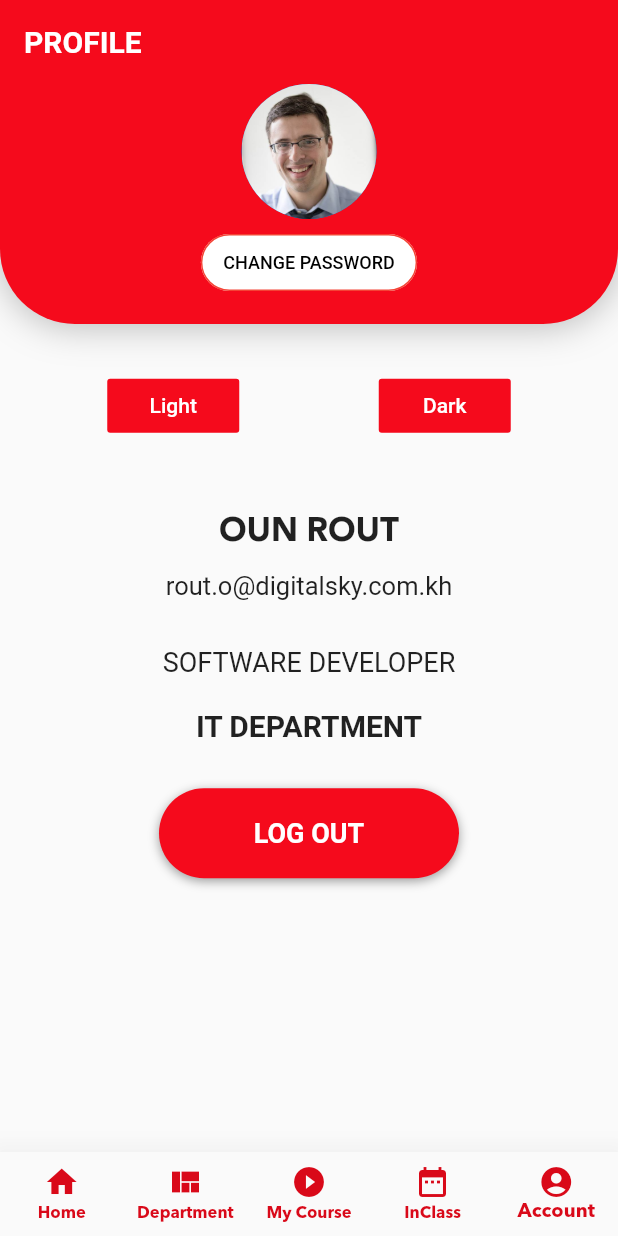
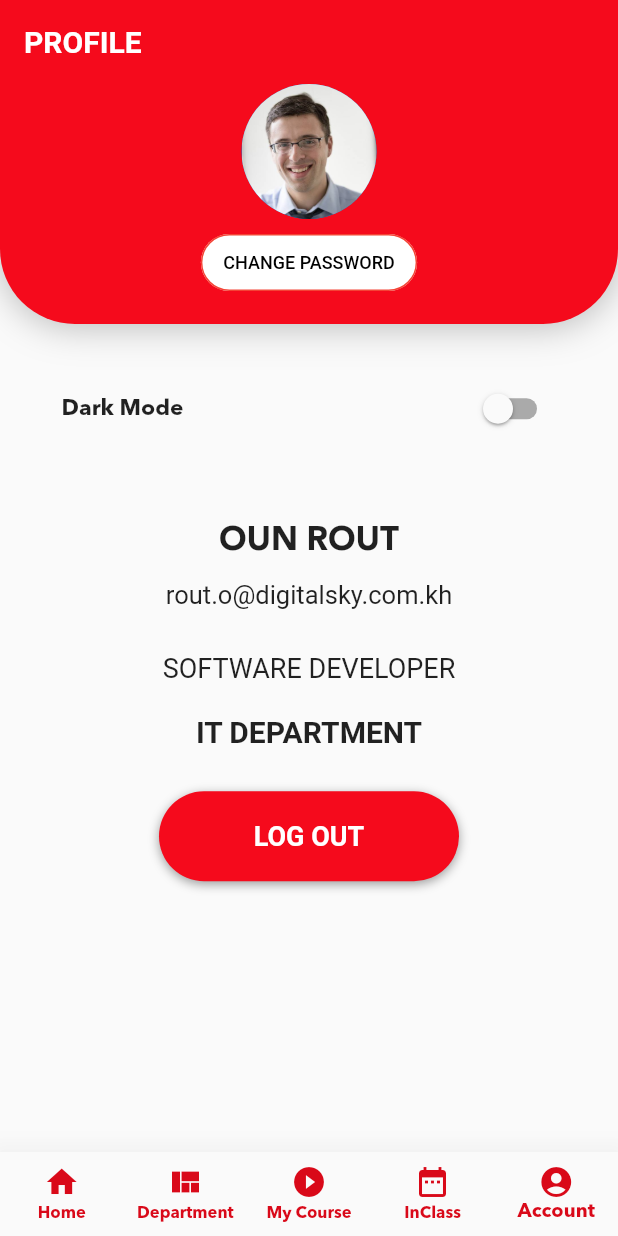
Before and after one commit to Routos/onetv_academy_app, a Flutter app: the screen it shows after launch, item 5 of the bottom bar chosen, on a phone screen of 412 x 824 dp. Run offline on Flutter 3.47's test engine with Material 2 defaults, Android fonts, the phone set to English and light mode, and no system bars; our stand-ins replace flutter_svg, shared_preferences, simple_animations.

Commit message:
working on sharepreferances to change theme

```diff
--- a/lib/main.dart
+++ b/lib/main.dart
@@ -1,4 +1,3 @@
-
 import 'package:academy_app/screen/main_screen.dart';
 import 'package:academy_app/utilities/theme.dart';
 import 'package:flutter/material.dart';
@@ -9,23 +8,16 @@ void main() => runApp(MyApp());
 class MyApp extends StatelessWidget {
   @override
   Widget build(BuildContext context) {
-
     return ChangeNotifierProvider<ThemeChanger>(
-      builder: (_) => ThemeChanger(themeLight),
-      child: new MaterialAppWithTheme(),
+      create: (_) => ThemeChanger(),
+      child: Consumer<ThemeChanger>(
+        builder: (context, ThemeChanger notifier, chile) {
+          return MaterialApp(
+              theme: notifier.chooseTheme ? themeDark : themeLight,
+              debugShowCheckedModeBanner: false,
+              home: MainScreenPage());
+        },
+      ),
     );
   }
 }
-
-class MaterialAppWithTheme extends StatelessWidget {
-  // This widget is the root of your application.
-  @override
-  Widget build(BuildContext context) {
-    final theme = Provider.of<ThemeChanger>(context);
-    return MaterialApp(
-      debugShowCheckedModeBanner: false,
-      theme:theme.getTheme(),
-      home:MainScreenPage()
-    );
-  }
-}
--- a/lib/screen/account_screen.dart
+++ b/lib/screen/account_screen.dart
@@ -12,7 +12,6 @@ class UserAccountScreen extends StatefulWidget {
 class _UserAccountScreenState extends State<UserAccountScreen> {
   @override
   Widget build(BuildContext context) {
-    ThemeChanger _themeChanger = Provider.of<ThemeChanger>(context);
     return Scaffold(
       appBar: AppBar(
         automaticallyImplyLeading: false,
@@ -122,29 +121,24 @@ class _UserAccountScreenState extends State<UserAccountScreen> {
                     Column(
                       mainAxisSize: MainAxisSize.max,
                       children: <Widget>[
-                        Row(
-                          mainAxisAlignment: MainAxisAlignment.spaceAround,
-                          children: <Widget>[
-                            FlatButton(
-                              textColor: Colors.white,
-                              color: Theme.of(context).primaryColor,
-                              child: Text('Light'),
-                              onPressed: () {
-                                _themeChanger.setTheme(themeLight);
-                              },
-                            ),
-                            //this goes in as one of the children in our column
-                            FlatButton(
-                              textColor: Colors.white,
-                              color: Theme.of(context).primaryColor,
-                              child: Text('Dark'),
-                              onPressed: () {
-                                _themeChanger.setTheme(themDark);
-                              },
-                            ),
-                          ],
+                        Consumer<ThemeChanger>(
+                            builder: (context, ThemeChanger notifier, child) =>
+                                SwitchListTile(
+                                  title: Text(
+                                    'Dark Mode',
+                                    style: TextStyle(
+                                      fontFamily: 'AvenirBold',
+                                      fontSize: 15,
+                                    ),
+                                  ),
+                                  onChanged: (val) {
+                                    notifier.toggleTheme();
+                                  },
+                                  value: notifier.chooseTheme,
+                                )),
+                        SizedBox(
+                          height: 40,
                         ),
-                        SizedBox(height: 40,),
                         Text(
                           'Oun Rout'.toUpperCase(),
                           style: TextStyle(
--- a/lib/utilities/theme.dart
+++ b/lib/utilities/theme.dart
@@ -1,20 +1,7 @@
 import 'package:flutter/material.dart';
+import 'package:shared_preferences/shared_preferences.dart';
 
-class ThemeChanger with ChangeNotifier {
-  ThemeData _themeData;
-
-  ThemeChanger(this._themeData);
-
-  getTheme() => _themeData;
-
-  setTheme(ThemeData theme) {
-    _themeData = theme;
-    notifyListeners();
-  }
-}
-
-
-ThemeData themDark = ThemeData(
+ThemeData themeDark = ThemeData(
   brightness: Brightness.dark,
   primaryColor: Color(0xFFf50a1c),
   accentColor: Color(0xFFf50217),
@@ -24,3 +11,39 @@ ThemeData themeLight = ThemeData(
   primaryColor: Color(0xFFf50a1c),
   accentColor: Color(0xFFf50217),
 );
+
+class ThemeChanger with ChangeNotifier {
+  SharedPreferences prefs;
+  final String key = "theme";
+  bool _lightTheme;
+
+  bool get chooseTheme => _lightTheme;
+
+  ThemeChanger() {
+    _lightTheme = false;
+    _loadFromPrefs();
+  }
+
+  toggleTheme() {
+    _lightTheme = !_lightTheme;
+    _saveToPrefs();
+    notifyListeners();
+  }
+
+  _initPrefs() async {
+    if (prefs == null) {
+      prefs = await SharedPreferences.getInstance();
+    }
+  }
+
+  _loadFromPrefs() async {
+    _initPrefs();
+    _lightTheme =  prefs.getBool(key) ?? false;
+    notifyListeners();
+  }
+
+  _saveToPrefs() async{
+    await _initPrefs();
+    prefs.setBool(key, _lightTheme);
+  }
+}
```
Also changed, not shown: pubspec.yaml (+5 -2 lines), pubspec.lock.
